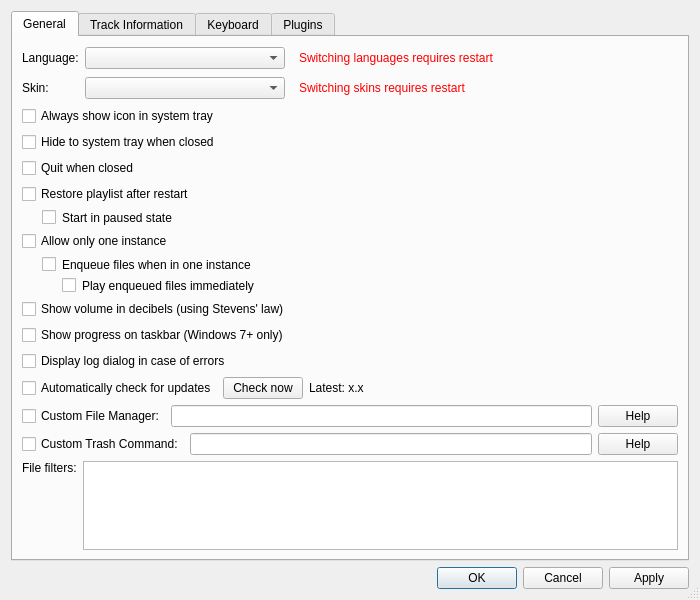
This is src/preferencesDialog.ui in nulloy/nulloy as Qt 5 draws it before an edit. The edited form follows.
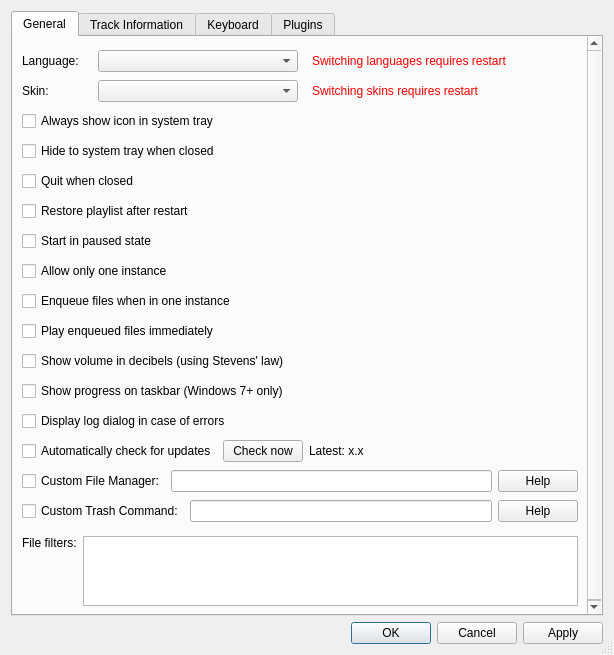
This is the edited form. Custom widgets are drawn as their Qt base class.

Commit message: preferencesDialog another re-layout

What changed in the file:
```diff
--- a/src/preferencesDialog.ui
+++ b/src/preferencesDialog.ui
@@ -6,8 +6,8 @@
    <rect>
     <x>0</x>
     <y>0</y>
-    <width>700</width>
-    <height>600</height>
+    <width>614</width>
+    <height>655</height>
    </rect>
   </property>
   <property name="styleSheet">
@@ -59,34 +59,166 @@
            <rect>
             <x>0</x>
             <y>0</y>
-            <width>666</width>
-            <height>560</height>
+            <width>580</width>
+            <height>580</height>
            </rect>
           </property>
           <layout class="QVBoxLayout" name="verticalLayout_8">
+           <property name="spacing">
+            <number>0</number>
+           </property>
            <item>
-            <layout class="QGridLayout" name="gridLayout">
-             <item row="0" column="3">
+            <widget class="QWidget" name="" native="true">
+             <layout class="QGridLayout" name="gridLayout" columnstretch="0">
+              <property name="leftMargin">
+               <number>0</number>
+              </property>
+              <property name="topMargin">
+               <number>0</number>
+              </property>
+              <property name="rightMargin">
+               <number>0</number>
+              </property>
+              <property name="bottomMargin">
+               <number>0</number>
+              </property>
+             </layout>
+            </widget>
+           </item>
+           <item>
+            <widget class="QWidget" name="languageContainer" native="true">
+             <property name="minimumSize">
+              <size>
+               <width>0</width>
+               <height>30</height>
+              </size>
+             </property>
+             <property name="maximumSize">
+              <size>
+               <width>16777215</width>
+               <height>30</height>
+              </size>
+             </property>
+             <layout class="QHBoxLayout" name="horizontalLayout_12">
+              <property name="leftMargin">
+               <number>0</number>
+              </property>
+              <property name="topMargin">
+               <number>0</number>
+              </property>
+              <property name="rightMargin">
+               <number>0</number>
+              </property>
+              <property name="bottomMargin">
+               <number>0</number>
+              </property>
+              <item>
+               <widget class="QLabel" name="languageLabel">
+                <property name="minimumSize">
+                 <size>
+                  <width>70</width>
+                  <height>0</height>
+                 </size>
+                </property>
+                <property name="text">
+                 <string>Language:</string>
+                </property>
+               </widget>
+              </item>
+              <item>
+               <widget class="QComboBox" name="languageComboBox">
+                <property name="minimumSize">
+                 <size>
+                  <width>200</width>
+                  <height>0</height>
+                 </size>
+                </property>
+               </widget>
+              </item>
+              <item>
+               <widget class="QLabel" name="languageRestartLabel">
+                <property name="sizePolicy">
+                 <sizepolicy hsizetype="Maximum" vsizetype="Preferred">
+                  <horstretch>0</horstretch>
+                  <verstretch>0</verstretch>
+                 </sizepolicy>
+                </property>
+                <property name="styleSheet">
+                 <string notr="true">color: red;
+padding: 5px;</string>
+                </property>
+                <property name="text">
+                 <string>Switching languages requires restart</string>
+                </property>
+               </widget>
+              </item>
+              <item>
               <spacer name="horizontalSpacer">
                <property name="orientation">
                 <enum>Qt::Horizontal</enum>
                </property>
                <property name="sizeHint" stdset="0">
                 <size>
-                 <width>37</width>
+                  <width>44</width>
                  <height>23</height>
                 </size>
                </property>
               </spacer>
              </item>
-             <item row="1" column="0">
+             </layout>
+            </widget>
+           </item>
+           <item>
+            <widget class="QWidget" name="skinContainer" native="true">
+             <property name="minimumSize">
+              <size>
+               <width>0</width>
+               <height>30</height>
+              </size>
+             </property>
+             <property name="maximumSize">
+              <size>
+               <width>16777215</width>
+               <height>30</height>
+              </size>
+             </property>
+             <layout class="QHBoxLayout" name="skinContainer">
+              <property name="leftMargin">
+               <number>0</number>
+              </property>
+              <property name="topMargin">
+               <number>0</number>
+              </property>
+              <property name="rightMargin">
+               <number>0</number>
+              </property>
+              <property name="bottomMargin">
+               <number>0</number>
+              </property>
+              <item>
               <widget class="QLabel" name="skinLabel">
+                <property name="minimumSize">
+                 <size>
+                  <width>70</width>
+                  <height>0</height>
+                 </size>
+                </property>
                <property name="text">
                 <string>Skin:</string>
                </property>
               </widget>
              </item>
-             <item row="1" column="2">
+              <item>
+               <widget class="QComboBox" name="skinComboBox">
+                <property name="minimumSize">
+                 <size>
+                  <width>200</width>
+                  <height>0</height>
+                 </size>
+                </property>
+               </widget>
+              </item>
+              <item>
               <widget class="QLabel" name="skinRestartLabel">
                <property name="sizePolicy">
                 <sizepolicy hsizetype="Maximum" vsizetype="Preferred">
@@ -103,65 +235,52 @@
                </property>
               </widget>
              </item>
-             <item row="1" column="3">
+              <item>
               <spacer name="horizontalSpacer_6">
                <property name="orientation">
                 <enum>Qt::Horizontal</enum>
                </property>
                <property name="sizeHint" stdset="0">
                 <size>
-                 <width>37</width>
+                  <width>120</width>
                  <height>23</height>
                 </size>
                </property>
               </spacer>
              </item>
-             <item row="0" column="1">
-              <widget class="QComboBox" name="languageComboBox">
-               <property name="minimumSize">
-                <size>
-                 <width>200</width>
-                 <height>0</height>
-                </size>
-               </property>
-              </widget>
-             </item>
-             <item row="1" column="1">
-              <widget class="QComboBox" name="skinComboBox">
-               <property name="minimumSize">
-                <size>
-                 <width>200</width>
-                 <height>0</height>
-                </size>
-               </property>
-              </widget>
-             </item>
-             <item row="0" column="2">
-              <widget class="QLabel" name="languageRestartLabel">
-               <property name="sizePolicy">
-                <sizepolicy hsizetype="Maximum" vsizetype="Preferred">
-                 <horstretch>0</horstretch>
-                 <verstretch>0</verstretch>
-                </sizepolicy>
-               </property>
-               <property name="styleSheet">
-                <string notr="true">color: red;
-padding: 5px;</string>
-               </property>
-               <property name="text">
-                <string>Switching languages requires restart</string>
-               </property>
-              </widget>
-             </item>
-             <item row="0" column="0">
-              <widget class="QLabel" name="languageLabel">
-               <property name="text">
-                <string>Language:</string>
-               </property>
-              </widget>
-             </item>
-            </layout>
+             </layout>
+            </widget>
            </item>
+           <item>
+            <widget class="QWidget" name="trayIconContainer" native="true">
+             <property name="minimumSize">
+              <size>
+               <width>0</width>
+               <height>30</height>
+              </size>
+             </property>
+             <property name="maximumSize">
+              <size>
+               <width>16777215</width>
+               <height>30</height>
+              </size>
+             </property>
+             <layout class="QHBoxLayout" name="horizontalLayout_2">
+              <property name="spacing">
+               <number>0</number>
+              </property>
+              <property name="leftMargin">
+               <number>0</number>
+              </property>
+              <property name="topMargin">
+               <number>0</number>
+              </property>
+              <property name="rightMargin">
+               <number>0</number>
+              </property>
+              <property name="bottomMargin">
+               <number>0</number>
+              </property>
            <item>
             <widget class="QCheckBox" name="trayIconCheckBox">
              <property name="text">
@@ -169,9 +288,27 @@
              </property>
             </widget>
            </item>
+             </layout>
+            </widget>
+           </item>
            <item>
             <widget class="QWidget" name="minimizeToTrayContainer" native="true">
-             <layout class="QHBoxLayout" name="horizontalLayout_12">
+             <property name="minimumSize">
+              <size>
+               <width>0</width>
+               <height>30</height>
+              </size>
+             </property>
+             <property name="maximumSize">
+              <size>
+               <width>16777215</width>
+               <height>30</height>
+              </size>
+             </property>
+             <layout class="QHBoxLayout" name="horizontalLayout_5">
+              <property name="spacing">
+               <number>0</number>
+              </property>
               <property name="leftMargin">
                <number>0</number>
               </property>
@@ -196,7 +333,22 @@
            </item>
            <item>
             <widget class="QWidget" name="quitOnCloseContainer" native="true">
+             <property name="minimumSize">
+              <size>
+               <width>0</width>
+               <height>30</height>
+              </size>
+             </property>
+             <property name="maximumSize">
+              <size>
+               <width>16777215</width>
+               <height>30</height>
+              </size>
+             </property>
              <layout class="QHBoxLayout" name="horizontalLayout_17">
+              <property name="spacing">
+               <number>0</number>
+              </property>
               <property name="leftMargin">
                <number>0</number>
               </property>
@@ -220,22 +372,115 @@
             </widget>
            </item>
            <item>
+            <widget class="QWidget" name="restorePlaylistContainer" native="true">
+             <property name="minimumSize">
+              <size>
+               <width>0</width>
+               <height>30</height>
+              </size>
+             </property>
+             <property name="maximumSize">
+              <size>
+               <width>16777215</width>
+               <height>30</height>
+              </size>
+             </property>
+             <layout class="QHBoxLayout" name="horizontalLayout_6">
+              <property name="spacing">
+               <number>0</number>
+              </property>
+              <property name="leftMargin">
+               <number>0</number>
+              </property>
+              <property name="topMargin">
+               <number>0</number>
+              </property>
+              <property name="rightMargin">
+               <number>0</number>
+              </property>
+              <property name="bottomMargin">
+               <number>0</number>
+              </property>
+              <item>
             <widget class="QCheckBox" name="restorePlaylistCheckBox">
              <property name="text">
               <string>Restore playlist after restart</string>
              </property>
             </widget>
            </item>
+             </layout>
+            </widget>
+           </item>
+           <item>
+            <widget class="QWidget" name="startPausedContainer" native="true">
+             <property name="minimumSize">
+              <size>
+               <width>0</width>
+               <height>30</height>
+              </size>
+             </property>
+             <property name="maximumSize">
+              <size>
+               <width>16777215</width>
+               <height>30</height>
+              </size>
+             </property>
+             <layout class="QHBoxLayout" name="horizontalLayout_7">
+              <property name="spacing">
+               <number>0</number>
+              </property>
+              <property name="leftMargin">
+               <number>0</number>
+              </property>
+              <property name="topMargin">
+               <number>0</number>
+              </property>
+              <property name="rightMargin">
+               <number>0</number>
+              </property>
+              <property name="bottomMargin">
+               <number>0</number>
+              </property>
            <item>
             <widget class="QCheckBox" name="startPausedCheckBox">
-             <property name="styleSheet">
-              <string notr="true">margin-left: 20px;</string>
-             </property>
              <property name="text">
               <string>Start in paused state</string>
              </property>
             </widget>
            </item>
+             </layout>
+            </widget>
+           </item>
+           <item>
+            <widget class="QWidget" name="singleInstanceContainer" native="true">
+             <property name="minimumSize">
+              <size>
+               <width>0</width>
+               <height>30</height>
+              </size>
+             </property>
+             <property name="maximumSize">
+              <size>
+               <width>16777215</width>
+               <height>30</height>
+              </size>
+             </property>
+             <layout class="QHBoxLayout" name="horizontalLayout_9">
+              <property name="spacing">
+               <number>0</number>
+              </property>
+              <property name="leftMargin">
+               <number>0</number>
+              </property>
+              <property name="topMargin">
+               <number>0</number>
+              </property>
+              <property name="rightMargin">
+               <number>0</number>
+              </property>
+              <property name="bottomMargin">
+               <number>0</number>
+              </property>
            <item>
             <widget class="QCheckBox" name="singleInstanceCheckBox">
              <property name="text">
@@ -243,26 +488,119 @@
              </property>
             </widget>
            </item>
+             </layout>
+            </widget>
+           </item>
+           <item>
+            <widget class="QWidget" name="enqueueFilesContainer" native="true">
+             <property name="minimumSize">
+              <size>
+               <width>0</width>
+               <height>30</height>
+              </size>
+             </property>
+             <property name="maximumSize">
+              <size>
+               <width>16777215</width>
+               <height>30</height>
+              </size>
+             </property>
+             <layout class="QHBoxLayout" name="horizontalLayout_10">
+              <property name="spacing">
+               <number>0</number>
+              </property>
+              <property name="leftMargin">
+               <number>0</number>
+              </property>
+              <property name="topMargin">
+               <number>0</number>
+              </property>
+              <property name="rightMargin">
+               <number>0</number>
+              </property>
+              <property name="bottomMargin">
+               <number>0</number>
+              </property>
            <item>
             <widget class="QCheckBox" name="enqueueFilesCheckBox">
-             <property name="styleSheet">
-              <string notr="true">margin-left: 20px;</string>
-             </property>
              <property name="text">
               <string>Enqueue files when in one instance</string>
              </property>
             </widget>
            </item>
+             </layout>
+            </widget>
+           </item>
+           <item>
+            <widget class="QWidget" name="playEnqueuedContainer" native="true">
+             <property name="minimumSize">
+              <size>
+               <width>0</width>
+               <height>30</height>
+              </size>
+             </property>
+             <property name="maximumSize">
+              <size>
+               <width>16777215</width>
+               <height>30</height>
+              </size>
+             </property>
+             <layout class="QHBoxLayout" name="horizontalLayout_11">
+              <property name="spacing">
+               <number>0</number>
+              </property>
+              <property name="leftMargin">
+               <number>0</number>
+              </property>
+              <property name="topMargin">
+               <number>0</number>
+              </property>
+              <property name="rightMargin">
+               <number>0</number>
+              </property>
+              <property name="bottomMargin">
+               <number>0</number>
+              </property>
            <item>
             <widget class="QCheckBox" name="playEnqueuedCheckBox">
-             <property name="styleSheet">
-              <string notr="true">margin-left: 40px;</string>
-             </property>
              <property name="text">
               <string>Play enqueued files immediately</string>
              </property>
             </widget>
            </item>
+             </layout>
+            </widget>
+           </item>
+           <item>
+            <widget class="QWidget" name="showDecibelsVolumeContainer" native="true">
+             <property name="minimumSize">
+              <size>
+               <width>0</width>
+               <height>30</height>
+              </size>
+             </property>
+             <property name="maximumSize">
+              <size>
+               <width>16777215</width>
+               <height>30</height>
+              </size>
+             </property>
+             <layout class="QHBoxLayout" name="horizontalLayout_13">
+              <property name="spacing">
+               <number>0</number>
+              </property>
+              <property name="leftMargin">
+               <number>0</number>
+              </property>
+              <property name="topMargin">
+               <number>0</number>
+              </property>
+              <property name="rightMargin">
+               <number>0</number>
+              </property>
+              <property name="bottomMargin">
+               <number>0</number>
+              </property>
            <item>
             <widget class="QCheckBox" name="showDecibelsVolumeCheckBox">
              <property name="text">
@@ -270,9 +608,27 @@
              </property>
             </widget>
            </item>
+             </layout>
+            </widget>
+           </item>
            <item>
             <widget class="QWidget" name="taskbarProgressContainer" native="true">
+             <property name="minimumSize">
+              <size>
+               <width>0</width>
+               <height>30</height>
+              </size>
+             </property>
+             <property name="maximumSize">
+              <size>
+               <width>16777215</width>
+               <height>30</height>
+              </size>
+             </property>
              <layout class="QHBoxLayout" name="horizontalLayout_8">
+              <property name="spacing">
+               <number>0</number>
+              </property>
               <property name="leftMargin">
                <number>0</number>
               </property>
@@ -296,14 +652,72 @@
             </widget>
            </item>
            <item>
+            <widget class="QWidget" name="displayLogDialogContainer" native="true">
+             <property name="minimumSize">
+              <size>
+               <width>0</width>
+               <height>30</height>
+              </size>
+             </property>
+             <property name="maximumSize">
+              <size>
+               <width>16777215</width>
+               <height>30</height>
+              </size>
+             </property>
+             <layout class="QHBoxLayout" name="horizontalLayout_15">
+              <property name="spacing">
+               <number>0</number>
+              </property>
+              <property name="leftMargin">
+               <number>0</number>
+              </property>
+              <property name="topMargin">
+               <number>0</number>
+              </property>
+              <property name="rightMargin">
+               <number>0</number>
+              </property>
+              <property name="bottomMargin">
+               <number>0</number>
+              </property>
+              <item>
             <widget class="QCheckBox" name="displayLogDialogCheckBox">
              <property name="text">
               <string>Display log dialog in case of errors</string>
              </property>
             </widget>
            </item>
+             </layout>
+            </widget>
+           </item>
            <item>
+            <widget class="QWidget" name="autoCheckUpdatesContainer" native="true">
+             <property name="minimumSize">
+              <size>
+               <width>0</width>
+               <height>30</height>
+              </size>
+             </property>
+             <property name="maximumSize">
+              <size>
+               <width>16777215</width>
+               <height>30</height>
+              </size>
+             </property>
             <layout class="QHBoxLayout" name="horizontalLayout">
+              <property name="leftMargin">
+               <number>0</number>
+              </property>
+              <property name="topMargin">
+               <number>0</number>
+              </property>
+              <property name="rightMargin">
+               <number>0</number>
+              </property>
+              <property name="bottomMargin">
+               <number>0</number>
+              </property>
              <item>
               <widget class="QCheckBox" name="autoCheckUpdatesCheckBox">
                <property name="text">
@@ -357,9 +771,35 @@
               </spacer>
              </item>
             </layout>
+            </widget>
            </item>
            <item>
+            <widget class="QWidget" name="customFileManagerContainer" native="true">
+             <property name="minimumSize">
+              <size>
+               <width>0</width>
+               <height>30</height>
+              </size>
+             </property>
+             <property name="maximumSize">
+              <size>
+               <width>16777215</width>
+               <height>30</height>
+              </size>
+             </property>
             <layout class="QHBoxLayout" name="horizontalLayout_14">
+              <property name="leftMargin">
+               <number>0</number>
+              </property>
+              <property name="topMargin">
+               <number>0</number>
+              </property>
+              <property name="rightMargin">
+               <number>0</number>
+              </property>
+              <property name="bottomMargin">
+               <number>0</number>
+              </property>
              <item>
               <widget class="QCheckBox" name="customFileManagerCheckBox">
                <property name="text">
@@ -378,9 +818,35 @@
               </widget>
              </item>
             </layout>
+            </widget>
            </item>
            <item>
+            <widget class="QWidget" name="customTrashContainer" native="true">
+             <property name="minimumSize">
+              <size>
+               <width>0</width>
+               <height>30</height>
+              </size>
+             </property>
+             <property name="maximumSize">
+              <size>
+               <width>16777215</width>
+               <height>30</height>
+              </size>
+             </property>
             <layout class="QHBoxLayout" name="customTrashLayout">
+              <property name="leftMargin">
+               <number>0</number>
+              </property>
+              <property name="topMargin">
+               <number>0</number>
+              </property>
+              <property name="rightMargin">
+               <number>0</number>
+              </property>
+              <property name="bottomMargin">
+               <number>0</number>
+              </property>
              <item>
               <widget class="QCheckBox" name="customTrashCheckBox">
                <property name="text">
@@ -399,9 +865,23 @@
               </widget>
              </item>
             </layout>
+            </widget>
            </item>
            <item>
+            <widget class="QWidget" name="fileFiltersContainer" native="true">
             <layout class="QHBoxLayout" name="horizontalLayout_4">
+              <property name="leftMargin">
+               <number>0</number>
+              </property>
+              <property name="topMargin">
+               <number>10</number>
+              </property>
+              <property name="rightMargin">
+               <number>0</number>
+              </property>
+              <property name="bottomMargin">
+               <number>0</number>
+              </property>
              <item>
               <widget class="QLabel" name="fileFiltersMultiLabel">
                <property name="text">
@@ -416,19 +896,7 @@
               <widget class="NMultiLineEdit" name="fileFiltersMultiLineEdit"/>
              </item>
             </layout>
-           </item>
-           <item>
-            <spacer name="verticalSpacer_4">
-             <property name="orientation">
-              <enum>Qt::Vertical</enum>
-             </property>
-             <property name="sizeHint" stdset="0">
-              <size>
-               <width>20</width>
-               <height>20</height>
-              </size>
-             </property>
-            </spacer>
+            </widget>
            </item>
           </layout>
          </widget>
```
Left out of the diff: 4 changed lines with no effect on the pictures. Lines whose indentation alone changed are shown as unchanged. The commit also changes 1 other file.
